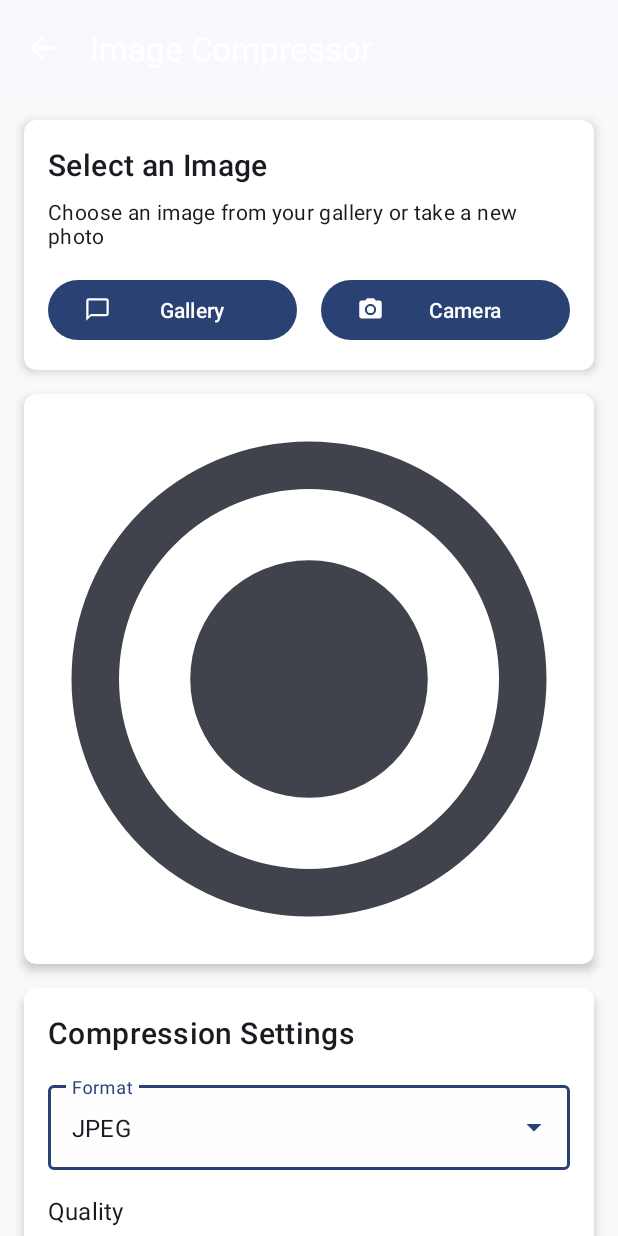
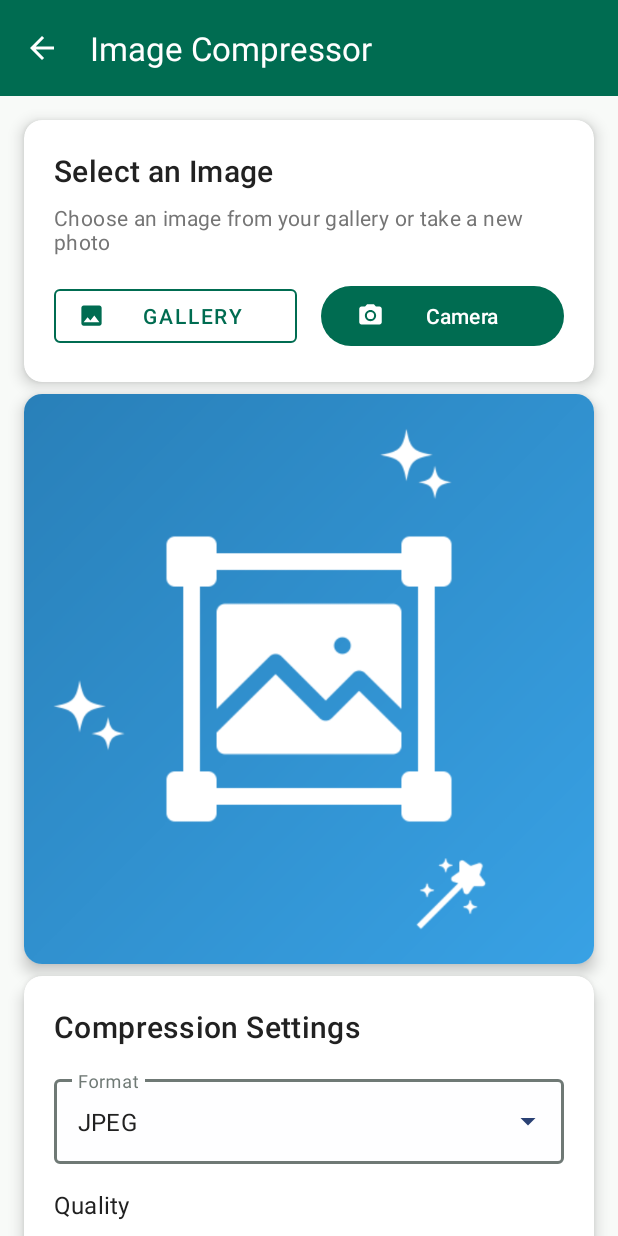
Before and after one commit to ujjawalTHEBATMAN/Student-Help-Center, an Android app: the imagesizecompresor screen opened directly, with no data from a screen before it, on a phone screen of 412 x 824 dp. Run offline under Robolectric (Android 15) with nearby library versions, the phone set to English and light mode, and no system bars; our stand-ins replace CircleImageView; pictures from the network do not load.

Commit message:
student ui fix

```diff
--- a/app/src/main/res/layout/activity_imagesizecompresor.xml
+++ b/app/src/main/res/layout/activity_imagesizecompresor.xml
@@ -12,15 +12,17 @@
         android:id="@+id/appBarLayout"
         android:layout_width="match_parent"
         android:layout_height="wrap_content"
+        android:background="@color/primary"
         android:fitsSystemWindows="true">
 
         <com.google.android.material.appbar.MaterialToolbar
             android:id="@+id/toolbar"
             android:layout_width="match_parent"
             android:layout_height="?attr/actionBarSize"
+            android:background="@color/primary"
+            app:navigationIcon="@drawable/ic_arrow_back"
             app:title="Image Compressor"
-            app:navigationIcon="@drawable/ic_arrow_back"
-            app:titleTextColor="@color/colorOnPrimary"/>
+            app:titleTextColor="@color/on_primary"/>
     </com.google.android.material.appbar.AppBarLayout>
 
     <androidx.core.widget.NestedScrollView
@@ -33,13 +35,15 @@
             android:layout_height="wrap_content"
             android:paddingBottom="16dp">
 
+            <!-- Image Selection Card -->
             <androidx.cardview.widget.CardView
                 android:id="@+id/imageSelectionCard"
                 android:layout_width="match_parent"
                 android:layout_height="wrap_content"
                 android:layout_margin="16dp"
-                app:cardCornerRadius="8dp"
-                app:cardElevation="4dp"
+                app:cardBackgroundColor="@color/card_background"
+                app:cardCornerRadius="12dp"
+                app:cardElevation="6dp"
                 app:layout_constraintEnd_toEndOf="parent"
                 app:layout_constraintStart_toStartOf="parent"
                 app:layout_constraintTop_toTopOf="parent">
@@ -48,12 +52,13 @@
                     android:layout_width="match_parent"
                     android:layout_height="wrap_content"
                     android:orientation="vertical"
-                    android:padding="16dp">
+                    android:padding="20dp">
 
                     <TextView
                         android:layout_width="match_parent"
                         android:layout_height="wrap_content"
                         android:text="Select an Image"
+                        android:textColor="@color/text_primary"
                         android:textAppearance="?attr/textAppearanceHeadline6"/>
 
                     <TextView
@@ -61,6 +66,7 @@
                         android:layout_height="wrap_content"
                         android:layout_marginTop="8dp"
                         android:text="Choose an image from your gallery or take a new photo"
+                        android:textColor="@color/text_secondary"
                         android:textAppearance="?attr/textAppearanceBody2"/>
 
                     <LinearLayout
@@ -72,12 +78,19 @@
 
                         <com.google.android.material.button.MaterialButton
                             android:id="@+id/btnSelect"
+                            style="@style/Widget.MaterialComponents.Button.OutlinedButton"
                             android:layout_width="0dp"
                             android:layout_height="wrap_content"
                             android:layout_marginEnd="8dp"
                             android:layout_weight="1"
                             android:text="Gallery"
-                            app:icon="@drawable/ic_chat"/>
+                            app:backgroundTint="@color/card_background"
+                            app:iconTint="@color/primary"
+                            app:strokeColor="@color/primary"
+                            app:strokeWidth="1dp"
+                            app:icon="@drawable/ic_image"
+                            app:rippleColor="@color/ripple_color"
+                            android:textColor="@color/primary"/>
 
                         <com.google.android.material.button.MaterialButton
                             android:id="@+id/btnCamera"
@@ -86,18 +99,25 @@
                             android:layout_marginStart="8dp"
                             android:layout_weight="1"
                             android:text="Camera"
-                            app:icon="@drawable/ic_camera"/>
+                            app:backgroundTint="@color/primary"
+                            app:icon="@drawable/ic_camera"
+                            app:iconTint="@color/on_primary"
+                            app:rippleColor="@color/ripple_color"
+                            android:textColor="@color/on_primary"/>
                     </LinearLayout>
                 </LinearLayout>
             </androidx.cardview.widget.CardView>
 
+            <!-- Image Preview Card -->
             <androidx.cardview.widget.CardView
                 android:id="@+id/imagePreviewCard"
                 android:layout_width="match_parent"
                 android:layout_height="wrap_content"
-                android:layout_margin="16dp"
-                app:cardCornerRadius="8dp"
-                app:cardElevation="4dp"
+                android:layout_marginHorizontal="16dp"
+                android:layout_marginTop="8dp"
+                app:cardBackgroundColor="@color/card_background"
+                app:cardCornerRadius="12dp"
+                app:cardElevation="6dp"
                 app:layout_constraintEnd_toEndOf="parent"
                 app:layout_constraintStart_toStartOf="parent"
                 app:layout_constraintTop_toBottomOf="@id/imageSelectionCard">
@@ -120,7 +140,7 @@
                             android:layout_width="match_parent"
                             android:layout_height="match_parent"
                             android:scaleType="centerCrop"
-                            android:src="@drawable/default_image"/>
+                            android:src="@drawable/image_compreser"/>
 
                         <ImageView
                             android:id="@+id/imageView"
@@ -134,8 +154,8 @@
                             android:layout_width="match_parent"
                             android:layout_height="wrap_content"
                             android:layout_gravity="bottom"
-                            android:background="#80000000"
-                            android:padding="8dp"
+                            android:background="@color/dialog_background"
+                            android:padding="12dp"
                             android:visibility="gone">
 
                             <LinearLayout
@@ -147,7 +167,7 @@
                                     android:id="@+id/imageNameText"
                                     android:layout_width="match_parent"
                                     android:layout_height="wrap_content"
-                                    android:textColor="@color/white"
+                                    android:textColor="@color/on_primary"
                                     android:textSize="16sp"
                                     android:textStyle="bold"
                                     tools:text="Image.jpg"/>
@@ -156,7 +176,7 @@
                                     android:id="@+id/imageDimensionsText"
                                     android:layout_width="match_parent"
                                     android:layout_height="wrap_content"
-                                    android:textColor="@color/white"
+                                    android:textColor="@color/on_primary"
                                     android:textSize="14sp"
                                     tools:text="1920 × 1080 px"/>
 
@@ -164,7 +184,7 @@
                                     android:id="@+id/imageSizeText"
                                     android:layout_width="match_parent"
                                     android:layout_height="wrap_content"
-                                    android:textColor="@color/white"
+                                    android:textColor="@color/on_primary"
                                     android:textSize="14sp"
                                     tools:text="5.2 MB"/>
                             </LinearLayout>
@@ -175,22 +195,27 @@
                             android:layout_width="wrap_content"
                             android:layout_height="wrap_content"
                             android:layout_gravity="end|top"
-                            android:layout_margin="8dp"
+                            android:layout_margin="12dp"
                             android:contentDescription="Full screen preview"
-                            android:src="@drawable/ic_chat"
+                            android:src="@drawable/ic_fullscreen_enter"
                             android:visibility="gone"
-                            app:fabSize="mini"/>
+                            app:backgroundTint="@color/colorAccent"
+                            app:fabSize="mini"
+                            app:tint="@color/on_primary"/>
                     </FrameLayout>
                 </androidx.constraintlayout.widget.ConstraintLayout>
             </androidx.cardview.widget.CardView>
 
+            <!-- Compression Settings Card -->
             <androidx.cardview.widget.CardView
                 android:id="@+id/compressionSettingsCard"
                 android:layout_width="match_parent"
                 android:layout_height="wrap_content"
-                android:layout_margin="16dp"
-                app:cardCornerRadius="8dp"
-                app:cardElevation="4dp"
+                android:layout_marginHorizontal="16dp"
+                android:layout_marginTop="8dp"
+                app:cardBackgroundColor="@color/card_background"
+                app:cardCornerRadius="12dp"
+                app:cardElevation="6dp"
                 app:layout_constraintEnd_toEndOf="parent"
                 app:layout_constraintStart_toStartOf="parent"
                 app:layout_constraintTop_toBottomOf="@id/imagePreviewCard">
@@ -199,12 +224,13 @@
                     android:layout_width="match_parent"
                     android:layout_height="wrap_content"
                     android:orientation="vertical"
-                    android:padding="16dp">
+                    android:padding="20dp">
 
                     <TextView
                         android:layout_width="match_parent"
                         android:layout_height="wrap_content"
                         android:text="Compression Settings"
+                        android:textColor="@color/text_primary"
                         android:textAppearance="?attr/textAppearanceHeadline6"/>
 
                     <com.google.android.material.textfield.TextInputLayout
@@ -213,13 +239,16 @@
                         android:layout_width="match_parent"
                         android:layout_height="wrap_content"
                         android:layout_marginTop="16dp"
-                        android:hint="Format">
+                        android:hint="Format"
+                        app:boxStrokeColor="@color/outline"
+                        app:hintTextColor="@color/outline">
 
                         <AutoCompleteTextView
                             android:id="@+id/formatSpinner"
                             android:layout_width="match_parent"
                             android:layout_height="wrap_content"
-                            android:inputType="none"/>
+                            android:inputType="none"
+                            android:textColor="@color/text_primary"/>
                     </com.google.android.material.textfield.TextInputLayout>
 
                     <TextView
@@ -227,6 +256,7 @@
                         android:layout_height="wrap_content"
                         android:layout_marginTop="16dp"
                         android:text="Quality"
+                        android:textColor="@color/text_primary"
                         android:textAppearance="?attr/textAppearanceSubtitle1"/>
 
                     <com.google.android.material.slider.Slider
@@ -236,27 +266,38 @@
                         android:layout_marginTop="8dp"
                         android:valueFrom="1"
                         android:valueTo="100"
+                        app:haloColor="@color/colorAccent"
                         app:labelBehavior="floating"
-                        app:labelStyle="@style/Widget.Material3.Tooltip"/>
+                        app:labelStyle="@style/Widget.Material3.Tooltip"
+                        app:thumbColor="@color/colorAccent"
+                        app:trackColorActive="@color/colorAccent"
+                        app:trackColorInactive="@color/progress_track"/>
 
                     <com.google.android.material.button.MaterialButton
                         android:id="@+id/btnCompress"
                         android:layout_width="match_parent"
                         android:layout_height="wrap_content"
-                        android:layout_marginTop="16dp"
+                        android:layout_marginTop="24dp"
                         android:text="Compress Image"
-                        app:icon="@drawable/ic_chat"/>
+                        app:backgroundTint="@color/primary"
+                        app:icon="@drawable/ic_chat"
+                        app:iconTint="@color/on_primary"
+                        app:rippleColor="@color/ripple_color"
+                        android:textColor="@color/on_primary"/>
                 </LinearLayout>
             </androidx.cardview.widget.CardView>
 
+            <!-- Result Card -->
             <androidx.cardview.widget.CardView
                 android:id="@+id/resultLayout"
                 android:layout_width="match_parent"
                 android:layout_height="wrap_content"
-                android:layout_margin="16dp"
+                android:layout_marginHorizontal="16dp"
+                android:layout_marginTop="8dp"
                 android:visibility="gone"
-                app:cardCornerRadius="8dp"
-                app:cardElevation="4dp"
+                app:cardBackgroundColor="@color/card_background"
+                app:cardCornerRadius="12dp"
+                app:cardElevation="6dp"
                 app:layout_constraintEnd_toEndOf="parent"
                 app:layout_constraintStart_toStartOf="parent"
                 app:layout_constraintTop_toBottomOf="@id/compressionSettingsCard">
@@ -265,15 +306,15 @@
                     android:layout_width="match_parent"
                     android:layout_height="wrap_content"
                     android:orientation="vertical"
-                    android:padding="16dp">
+                    android:padding="20dp">
 
                     <TextView
                         android:layout_width="match_parent"
                         android:layout_height="wrap_content"
                         android:text="Compression Results"
+                        android:textColor="@color/text_primary"
                         android:textAppearance="?attr/textAppearanceHeadline6"/>
 
-                    <!-- Thumbnails for Original and Compressed Images -->
                     <LinearLayout
                         android:layout_width="match_parent"
                         android:layout_height="wrap_content"
@@ -291,14 +332,15 @@
                                 android:layout_width="wrap_content"
                                 android:layout_height="wrap_content"
                                 android:text="Original"
+                                android:textColor="@color/text_secondary"
                                 android:textAppearance="?attr/textAppearanceSubtitle2"/>
 
                             <androidx.cardview.widget.CardView
                                 android:layout_width="80dp"
                                 android:layout_height="80dp"
                                 android:layout_marginTop="8dp"
-                                app:cardCornerRadius="4dp"
-                                app:cardElevation="2dp">
+                                app:cardCornerRadius="8dp"
+                                app:cardElevation="4dp">
 
                                 <ImageView
                                     android:id="@+id/originalThumbnail"
@@ -319,14 +361,15 @@
                                 android:layout_width="wrap_content"
                                 android:layout_height="wrap_content"
                                 android:text="Compressed"
+                                android:textColor="@color/text_secondary"
                                 android:textAppearance="?attr/textAppearanceSubtitle2"/>
 
                             <androidx.cardview.widget.CardView
                                 android:layout_width="80dp"
                                 android:layout_height="80dp"
                                 android:layout_marginTop="8dp"
-                                app:cardCornerRadius="4dp"
-                                app:cardElevation="2dp">
+                                app:cardCornerRadius="8dp"
+                                app:cardElevation="4dp">
 
                                 <ImageView
                                     android:id="@+id/compressedThumbnail"
@@ -337,16 +380,15 @@
                         </LinearLayout>
                     </LinearLayout>
 
-                    <!-- New TextView to display detailed comparison info -->
                     <TextView
                         android:id="@+id/comparisonText"
                         android:layout_width="match_parent"
                         android:layout_height="wrap_content"
                         android:layout_marginTop="16dp"
                         android:text="Comparison details will appear here..."
+                        android:textColor="@color/text_secondary"
                         android:textAppearance="?attr/textAppearanceBody1"/>
 
-                    <!-- Share and Save Buttons -->
                     <LinearLayout
                         android:layout_width="match_parent"
                         android:layout_height="wrap_content"
@@ -361,7 +403,13 @@
                             android:layout_marginEnd="8dp"
                             android:layout_weight="1"
                             android:text="Share"
-                            app:icon="@drawable/ic_chat"/>
+                            app:backgroundTint="@color/card_background"
+                            app:icon="@drawable/ic_share"
+                            app:iconTint="@color/primary"
+                            app:rippleColor="@color/ripple_color"
+                            app:strokeColor="@color/primary"
+                            app:strokeWidth="1dp"
+                            android:textColor="@color/primary"/>
 
                         <com.google.android.material.button.MaterialButton
                             android:id="@+id/btnSave"
@@ -370,7 +418,11 @@
                             android:layout_marginStart="8dp"
                             android:layout_weight="1"
                             android:text="Save"
-                            app:icon="@drawable/ic_chat"/>
+                            app:backgroundTint="@color/primary"
+                            app:icon="@drawable/ic_save"
+                            app:iconTint="@color/on_primary"
+                            app:rippleColor="@color/ripple_color"
+                            android:textColor="@color/on_primary"/>
                     </LinearLayout>
                 </LinearLayout>
             </androidx.cardview.widget.CardView>
```
Also changed, not shown: app/src/main/res/layout/activity_equation_solver.xml (+58 -62 lines).
